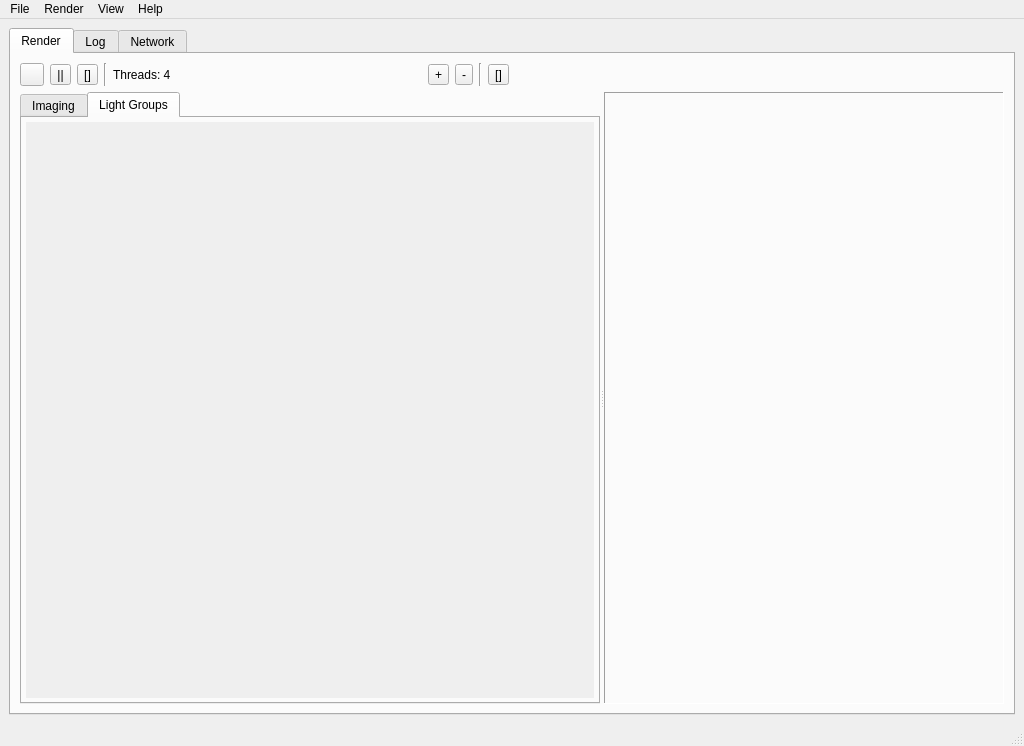
Qt form qtgui/luxrender.ui (sungsoo/luxrender-lux) before a commit.
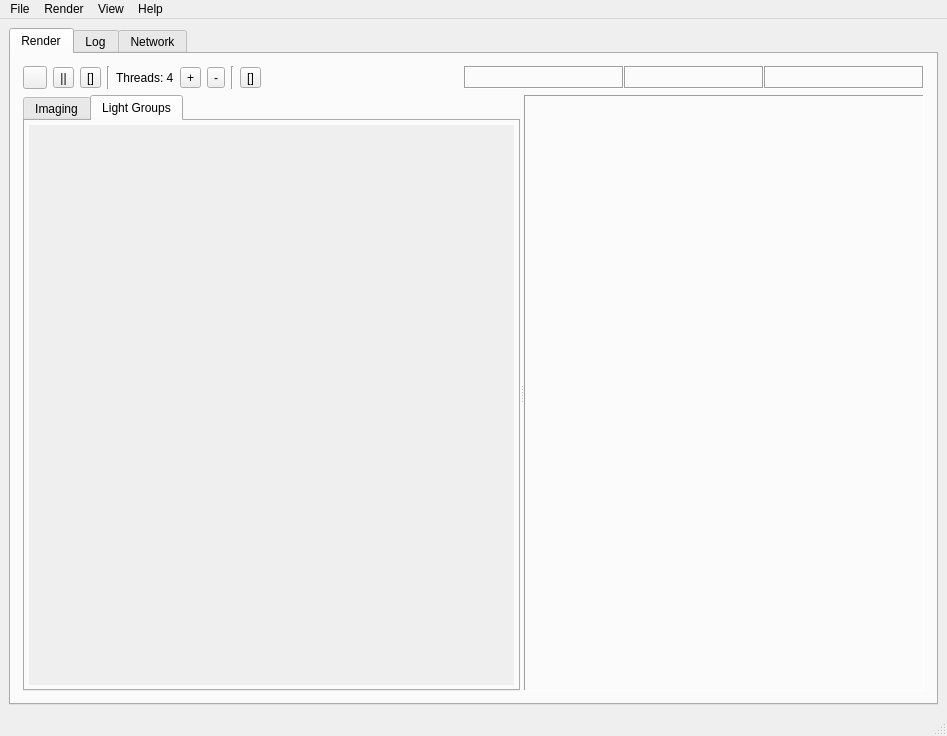
The same form after that commit. The open tabs and pages were chosen to show the change. Icons and pictures are not drawn.

Commit message: - outsource all resolution/zoom/viewport-stuff to Qt designer - refine some fontsettings for OSX - make getZoomFactor an integer to have rounded zoomvalues in Gui - redesign resolution/zoom/viewport-stuff as proposed by Abel and Doug

```diff
--- a/qtgui/luxrender.ui
+++ b/qtgui/luxrender.ui
@@ -6,8 +6,8 @@
    <rect>
     <x>0</x>
     <y>0</y>
-    <width>1024</width>
-    <height>746</height>
+    <width>947</width>
+    <height>736</height>
    </rect>
   </property>
   <property name="windowTitle">
@@ -57,6 +57,9 @@
         <string>Render</string>
        </attribute>
        <layout class="QGridLayout" name="gridLayout_12">
+        <property name="margin">
+         <number>12</number>
+        </property>
         <item row="0" column="0">
          <layout class="QHBoxLayout" name="horizontalLayout_4">
           <item>
@@ -166,7 +169,7 @@
           </item>
          </layout>
         </item>
-        <item row="1" column="0" colspan="2">
+        <item row="1" column="0" colspan="4">
          <widget class="QSplitter" name="splitter">
           <property name="enabled">
            <bool>true</bool>
@@ -384,11 +387,23 @@
                  <rect>
                   <x>0</x>
                   <y>0</y>
-                  <width>533</width>
-                  <height>549</height>
+                  <width>472</width>
+                  <height>547</height>
                  </rect>
                 </property>
                 <layout class="QVBoxLayout" name="verticalLayout_3">
+                 <property name="leftMargin">
+                  <number>4</number>
+                 </property>
+                 <property name="topMargin">
+                  <number>0</number>
+                 </property>
+                 <property name="rightMargin">
+                  <number>4</number>
+                 </property>
+                 <property name="bottomMargin">
+                  <number>0</number>
+                 </property>
                  <item>
                   <layout class="QVBoxLayout" name="lightGroupsLayout"/>
                  </item>
@@ -432,6 +447,95 @@
           </widget>
          </widget>
         </item>
+        <item row="0" column="3">
+         <layout class="QHBoxLayout" name="horizontalLayout_5" stretch="0,0,0">
+          <property name="spacing">
+           <number>0</number>
+          </property>
+          <property name="leftMargin">
+           <number>0</number>
+          </property>
+          <property name="rightMargin">
+           <number>0</number>
+          </property>
+          <item>
+           <widget class="QLabel" name="resinfoLabel">
+            <property name="minimumSize">
+             <size>
+              <width>160</width>
+              <height>0</height>
+             </size>
+            </property>
+            <property name="frameShape">
+             <enum>QFrame::Box</enum>
+            </property>
+            <property name="frameShadow">
+             <enum>QFrame::Sunken</enum>
+            </property>
+            <property name="text">
+             <string/>
+            </property>
+           </widget>
+          </item>
+          <item>
+           <widget class="QLabel" name="zoominfoLabel">
+            <property name="minimumSize">
+             <size>
+              <width>140</width>
+              <height>0</height>
+             </size>
+            </property>
+            <property name="frameShape">
+             <enum>QFrame::Box</enum>
+            </property>
+            <property name="frameShadow">
+             <enum>QFrame::Sunken</enum>
+            </property>
+            <property name="text">
+             <string/>
+            </property>
+            <property name="alignment">
+             <set>Qt::AlignLeading|Qt::AlignLeft|Qt::AlignVCenter</set>
+            </property>
+           </widget>
+          </item>
+          <item>
+           <widget class="QLabel" name="viewportinfoLabel">
+            <property name="minimumSize">
+             <size>
+              <width>160</width>
+              <height>0</height>
+             </size>
+            </property>
+            <property name="frameShape">
+             <enum>QFrame::Box</enum>
+            </property>
+            <property name="frameShadow">
+             <enum>QFrame::Sunken</enum>
+            </property>
+            <property name="text">
+             <string/>
+            </property>
+            <property name="alignment">
+             <set>Qt::AlignLeading|Qt::AlignLeft|Qt::AlignVCenter</set>
+            </property>
+           </widget>
+          </item>
+         </layout>
+        </item>
+        <item row="0" column="2">
+         <spacer name="horizontalSpacer_2">
+          <property name="orientation">
+           <enum>Qt::Horizontal</enum>
+          </property>
+          <property name="sizeHint" stdset="0">
+           <size>
+            <width>40</width>
+            <height>20</height>
+           </size>
+          </property>
+         </spacer>
+        </item>
        </layout>
       </widget>
       <widget class="QWidget" name="tab_log">
@@ -597,7 +701,7 @@
     <rect>
      <x>0</x>
      <y>0</y>
-     <width>1024</width>
+     <width>947</width>
      <height>22</height>
     </rect>
    </property>
```
Left out of the diff: 16 changed lines with no effect on the pictures. The commit also changes 6 other files.
